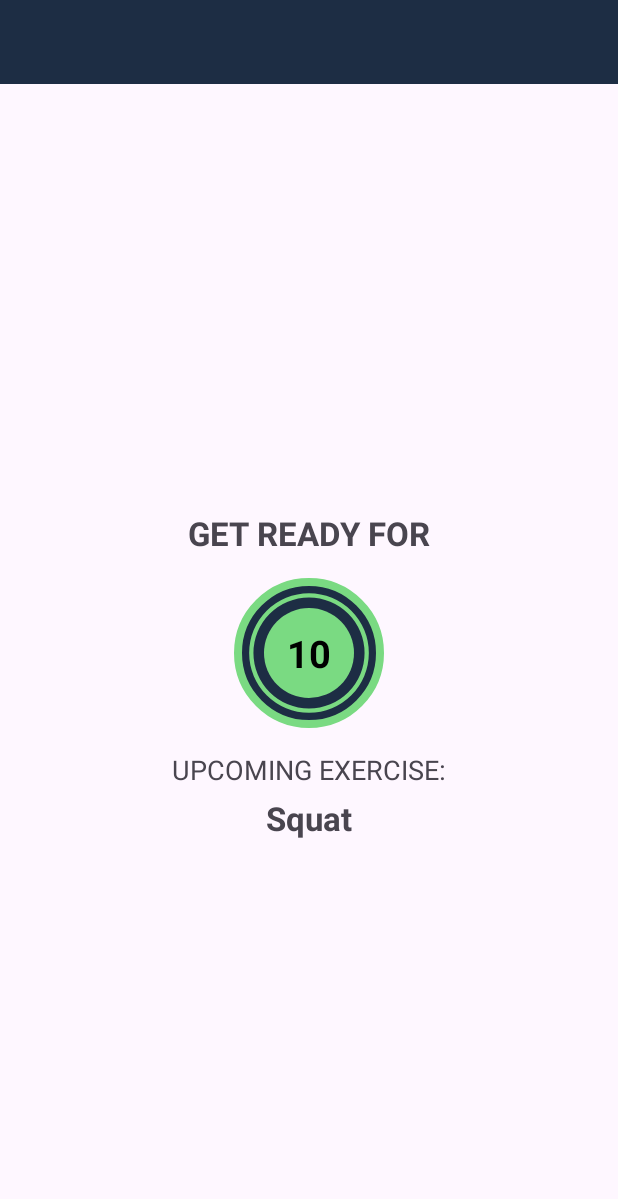
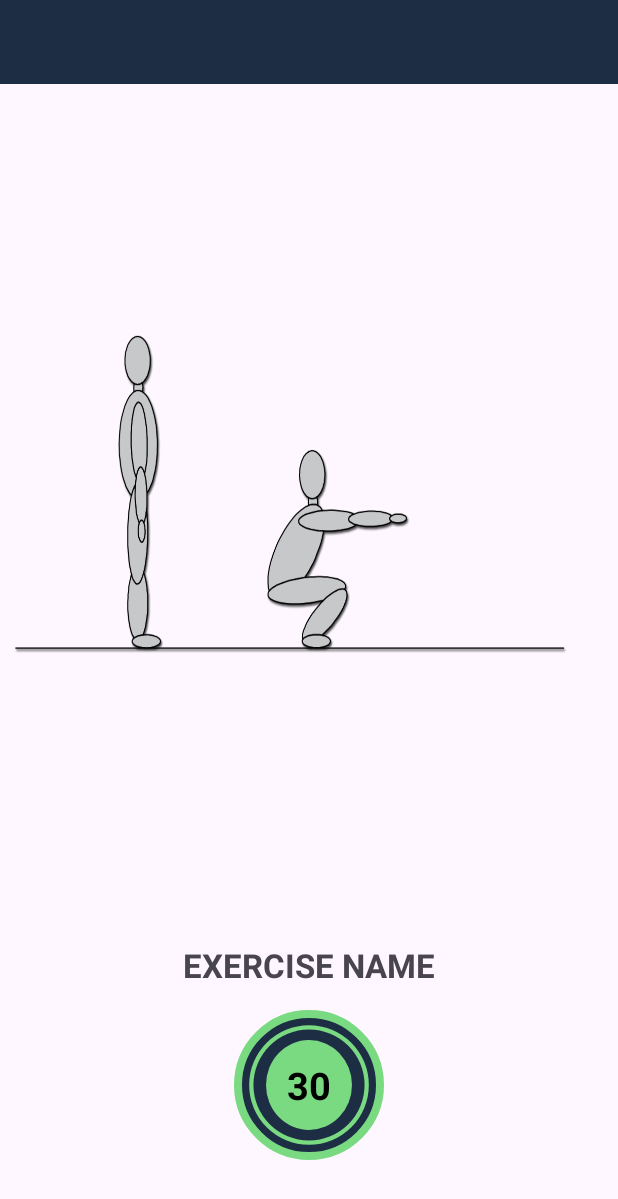
Before and after one commit to PrathB/7min_Workout_App, an Android app: the layout activity_exercise.xml on its own in the app's theme, with its tools: preview values and no code run, on a phone screen of 412 x 824 dp. Shown: the top 1199 px of the screen. Run offline under Robolectric (Android 15) with nearby library versions, the phone set to English and light mode, and no system bars.

Commit message:
Added recycler view at bottom to display the current and completed exercise id

```diff
--- a/app/src/main/res/layout/activity_exercise.xml
+++ b/app/src/main/res/layout/activity_exercise.xml
@@ -23,7 +23,7 @@
         android:id="@+id/tv_rest_title"
         android:layout_width="wrap_content"
         android:layout_height="wrap_content"
-        tools:visibility="visible"
+        tools:visibility="invisible"
         android:text="@string/get_ready_for"
         android:textSize="22sp"
         android:textStyle="bold"
@@ -38,7 +38,7 @@
         android:layout_height="100dp"
         android:padding="10dp"
         android:background="@drawable/start_button_circular_border"
-        tools:visibility="visible"
+        tools:visibility="invisible"
         app:layout_constraintStart_toStartOf="parent"
         app:layout_constraintEnd_toEndOf="parent"
         app:layout_constraintBottom_toBottomOf="parent"
@@ -78,7 +78,7 @@
         android:id="@+id/tv_upcoming_exercise"
         android:layout_width="wrap_content"
         android:layout_height="wrap_content"
-        tools:visibility="visible"
+        tools:visibility="invisible"
         android:text="@string/upcoming_exercise"
         android:textSize="18sp"
         android:layout_marginTop="15dp"
@@ -90,7 +90,7 @@
         android:id="@+id/tv_upcoming_exercise_name"
         android:layout_width="wrap_content"
         android:layout_height="wrap_content"
-        tools:visibility="visible"
+        tools:visibility="invisible"
         tools:text="Squat"
         android:textSize="22sp"
         android:textStyle="bold"
@@ -106,7 +106,7 @@
         android:scaleType="fitXY"
         tools:src="@drawable/ic_squat"
         android:layout_margin="10dp"
-        tools:visibility="invisible"
+        tools:visibility="visible"
         app:layout_constraintStart_toStartOf="parent"
         app:layout_constraintEnd_toEndOf="parent"
         app:layout_constraintBottom_toTopOf="@id/tv_exercise_name"
@@ -117,7 +117,7 @@
         android:id="@+id/tv_exercise_name"
         android:layout_width="wrap_content"
         android:layout_height="wrap_content"
-        tools:visibility="invisible"
+        tools:visibility="visible"
         tools:text="@string/exercise_name"
         android:textSize="22sp"
         android:textStyle="bold"
@@ -132,9 +132,9 @@
         android:layout_height="100dp"
         android:background="@drawable/start_button_circular_border"
         android:padding="10dp"
-        android:layout_marginBottom="10dp"
-        tools:visibility="invisible"
-        app:layout_constraintBottom_toBottomOf="parent"
+        android:layout_marginBottom="15dp"
+        tools:visibility="visible"
+        app:layout_constraintBottom_toTopOf="@id/rv_progress"
         app:layout_constraintEnd_toEndOf="parent"
         app:layout_constraintStart_toStartOf="parent"
         >
@@ -169,4 +169,16 @@
 
     </FrameLayout>
 
+    <androidx.recyclerview.widget.RecyclerView
+        android:id="@+id/rv_progress"
+        android:layout_width="wrap_content"
+        android:layout_height="wrap_content"
+        tools:layout_height="20dp"
+        android:layout_margin="5dp"
+        app:layout_constraintBottom_toBottomOf="parent"
+        app:layout_constraintEnd_toEndOf="parent"
+        app:layout_constraintStart_toStartOf="parent">
+
+    </androidx.recyclerview.widget.RecyclerView>
+
 </androidx.constraintlayout.widget.ConstraintLayout>
--- a/app/src/main/res/values/strings.xml
+++ b/app/src/main/res/values/strings.xml
@@ -6,4 +6,5 @@
     <string name="exercise_name">EXERCISE NAME</string>
     <string name="exercise_instruction">Exercise Instruction</string>
     <string name="upcoming_exercise">UPCOMING EXERCISE:</string>
+    <string name="_1">1</string>
 </resources>
```
Also changed, not shown: app/src/main/java/com/test/a7minworkout/ExerciseActivity.kt (+21 -1 lines), app/src/main/java/com/test/a7minworkout/ExerciseStatusAdapter.kt (added, +49 -0 lines), app/src/main/res/drawable/exercise_status_bg.xml (added, +8 -0 lines), app/src/main/res/drawable/exercise_status_bg_completed.xml (added, +8 -0 lines), app/src/main/res/drawable/exercise_status_bg_sel.xml (added, +8 -0 lines), app/src/main/res/layout/item_exercise_status.xml (added, +15 -0 lines).
